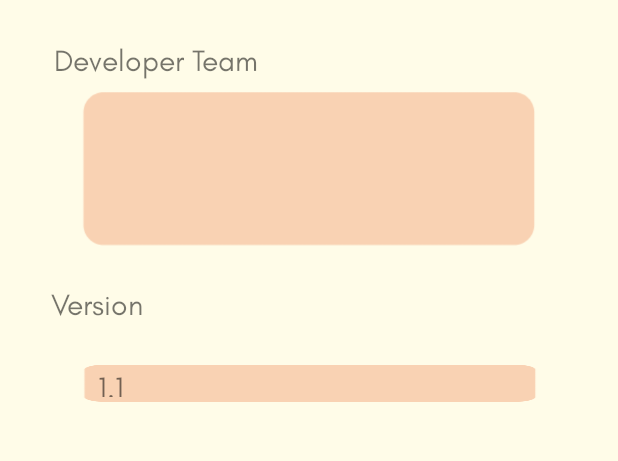
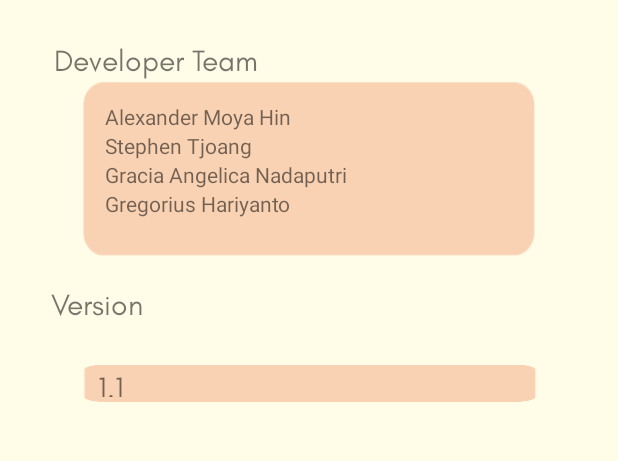
Before and after one commit to grrrracia/Zapple, an Android app: the AboutUsFragment screen opened through its navigation route, on a phone screen of 412 x 824 dp, the part 405-866 px from its top. Run offline under Robolectric (Android 15) with nearby library versions, the phone set to English and light mode, and no system bars; our stand-ins replace navigation-ui; 1 statement that could not run was skipped.

Commit message:
edited about us, and removed menu button

```diff
--- a/app/src/main/java/id/ac/umn/zapplemobileapp/EachRestaurantActivity.java
+++ b/app/src/main/java/id/ac/umn/zapplemobileapp/EachRestaurantActivity.java
@@ -174,7 +174,7 @@ public class EachRestaurantActivity extends AppCompatActivity {
         recyclerView = findViewById(R.id.recyclerViewReview);
         recyclerView.setLayoutManager(new LinearLayoutManager(this));
 
-        btnOpenMenu = findViewById(R.id.btnOpenMenu);
+//        btnOpenMenu = findViewById(R.id.btnOpenMenu);
         btnCallResto = findViewById(R.id.btnCall);
         btnAddReview = findViewById(R.id.btnAddReview);
         btnOpenOnMaps = findViewById(R.id.btnOpenMaps);
@@ -225,7 +225,7 @@ public class EachRestaurantActivity extends AppCompatActivity {
         btnOpenOnMaps.setOnClickListener(new View.OnClickListener(){
             @Override
             public void onClick(View v) {
-                String geoUriString="geo:"+latitude+","+longitude+"?q="+latitude+","+longitude;
+                String geoUriString="geo:"+latitude+","+longitude+"?q="+latitude+","+longitude+"&z=15";
                 Uri gmmIntentUri = Uri.parse(geoUriString);
                 Intent mapIntent = new Intent(Intent.ACTION_VIEW, gmmIntentUri);
                 mapIntent.setPackage("com.google.android.apps.maps");
--- a/app/src/main/res/layout/fragment_aboutus.xml
+++ b/app/src/main/res/layout/fragment_aboutus.xml
@@ -34,14 +34,33 @@
             app:layout_constraintStart_toStartOf="parent"
             app:layout_constraintTop_toBottomOf="@+id/imageView3" />
 
-        <ImageView
+        <LinearLayout
+            android:orientation="vertical"
             android:id="@+id/imageView4"
             android:layout_width="303dp"
             android:layout_height="118dp"
-            android:src="@drawable/box"
+            android:background="@drawable/box"
             app:layout_constraintEnd_toEndOf="parent"
             app:layout_constraintStart_toStartOf="parent"
-            app:layout_constraintTop_toBottomOf="@+id/textView" />
+            app:layout_constraintTop_toBottomOf="@+id/textView"
+            android:padding="15dp">
+            <TextView
+                android:layout_width="wrap_content"
+                android:layout_height="wrap_content"
+                android:text="Alexander Moya Hin"/>
+            <TextView
+                android:layout_width="wrap_content"
+                android:layout_height="wrap_content"
+                android:text="Stephen Tjoang"/>
+            <TextView
+                android:layout_width="wrap_content"
+                android:layout_height="wrap_content"
+                android:text="Gracia Angelica Nadaputri"/>
+            <TextView
+                android:layout_width="wrap_content"
+                android:layout_height="wrap_content"
+                android:text="Gregorius Hariyanto"/>
+        </LinearLayout>
 
         <TextView
             android:id="@+id/textView2"
```
Also changed, not shown: app/src/main/res/layout/activity_each_restaurant.xml (+15 -16 lines), app/src/main/res/drawable/callbuttonlong.png (added).
